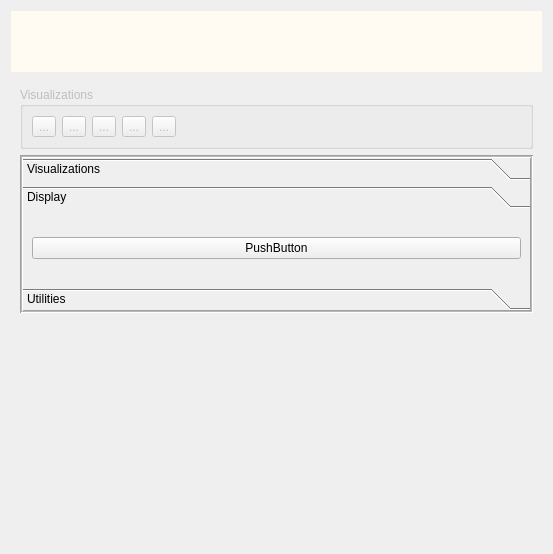
CommanderPho/pyPhoPlaceCellAnalysis, file src/pyphoplacecellanalysis/GUI/Qt/Widgets/ProgrammaticPipelineWidget/ProgrammaticPipelineWidget.ui: the form before one commit.
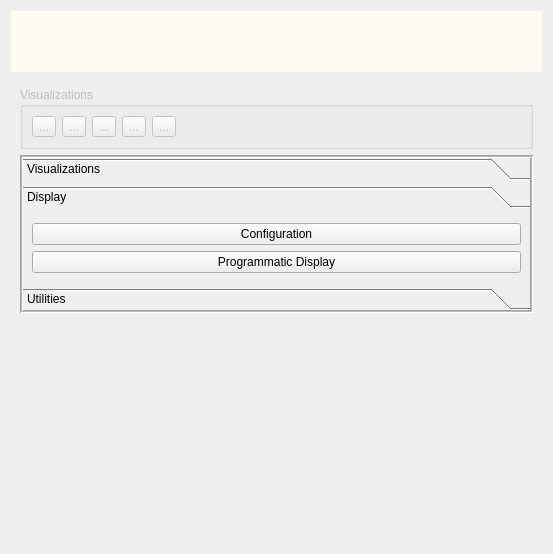
The form after the commit. The open tabs and pages were chosen to show the change. Icons and pictures are not drawn. Custom widgets are drawn as their Qt base class.

```diff
--- a/src/pyphoplacecellanalysis/GUI/Qt/Widgets/ProgrammaticPipelineWidget/ProgrammaticPipelineWidget.ui
+++ b/src/pyphoplacecellanalysis/GUI/Qt/Widgets/ProgrammaticPipelineWidget/ProgrammaticPipelineWidget.ui
@@ -452,6 +452,14 @@
          </layout>
         </widget>
         <widget class="QWidget" name="tooltab_Display">
+         <property name="geometry">
+          <rect>
+           <x>0</x>
+           <y>0</y>
+           <width>494</width>
+           <height>74</height>
+          </rect>
+         </property>
          <attribute name="icon">
           <iconset resource="../../../../Resources/ActionIcons.qrc">
            <normaloff>:/Render/Icons/actions/category-item.png</normaloff>:/Render/Icons/actions/category-item.png</iconset>
@@ -465,7 +473,21 @@
             <item>
              <widget class="QPushButton" name="pushButton">
               <property name="text">
-               <string>PushButton</string>
+               <string>Configuration</string>
+              </property>
+              <property name="icon">
+               <iconset resource="../../../../Resources/ActionIcons.qrc">
+                <normaloff>:/Render/Icons/actions/chart--pencil.png</normaloff>:/Render/Icons/actions/chart--pencil.png</iconset>
+              </property>
+              <property name="flat">
+               <bool>false</bool>
+              </property>
+             </widget>
+            </item>
+            <item>
+             <widget class="QPushButton" name="btnProgrammaticDisplay">
+              <property name="text">
+               <string>Programmatic Display</string>
               </property>
              </widget>
             </item>
```
Left out of the diff: 58 changed lines with no effect on the pictures.
